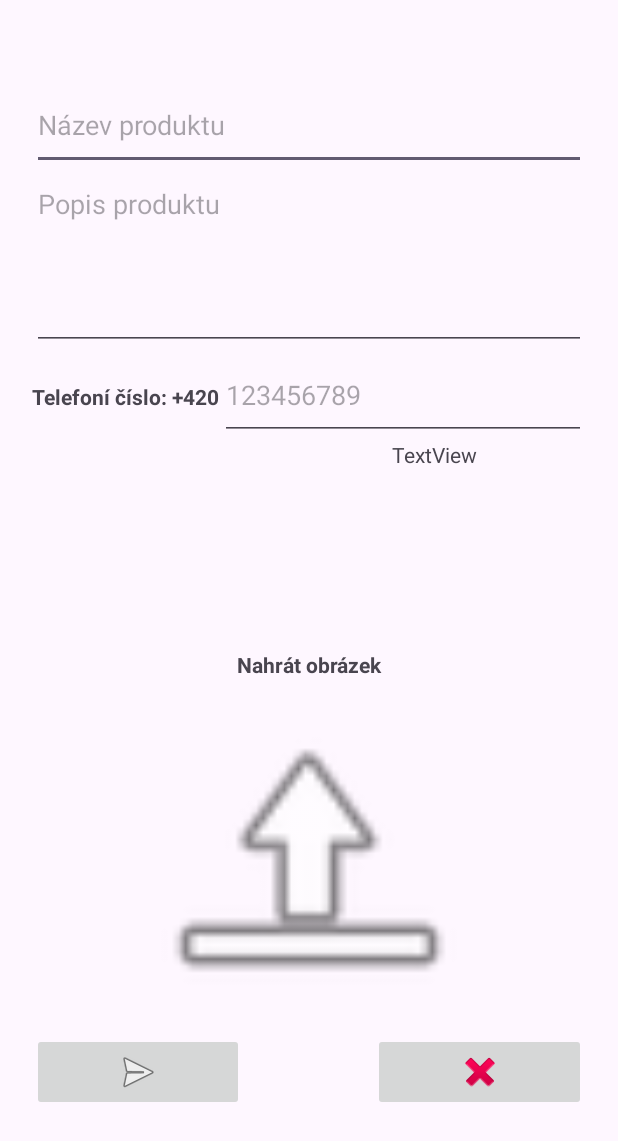
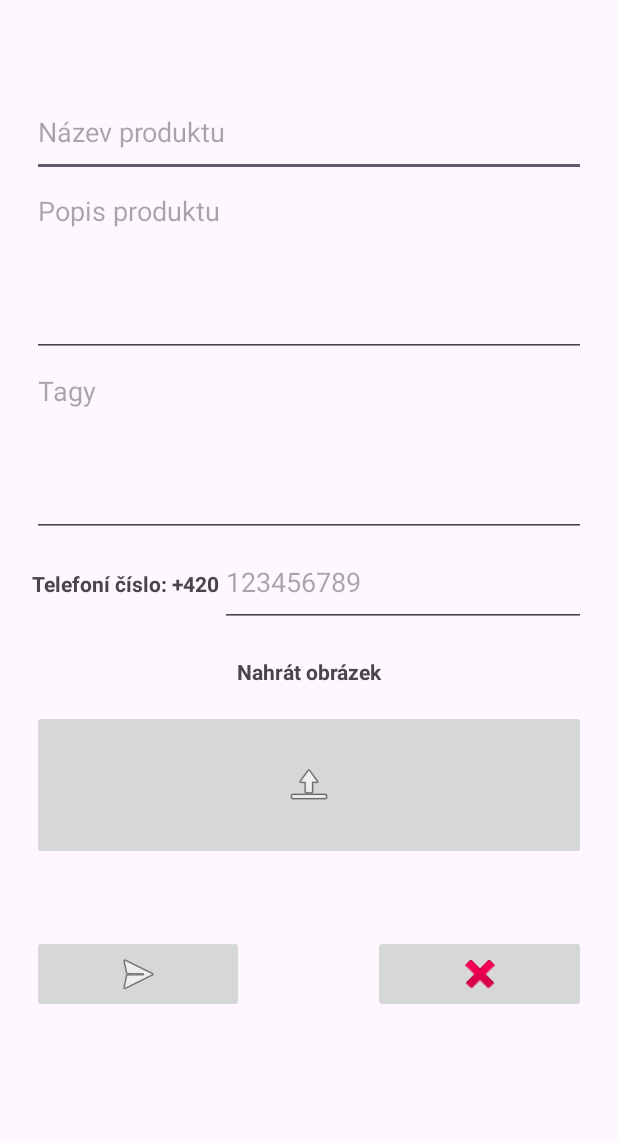
Before and after one commit to FrantaM4/UMTEProject2, an Android app: the AddActivity screen opened directly, with no data from a screen before it, on a phone screen of 412 x 824 dp. Shown: the top 1141 px of the screen. Run offline under Robolectric (Android 15) with nearby library versions, the phone set to English and light mode, and no system bars; our stand-ins replace Firebase (no records; nobody signed in at launch, a user with empty details on screens opened directly).

```diff
--- a/app/src/main/AndroidManifest.xml
+++ b/app/src/main/AndroidManifest.xml
@@ -12,6 +12,9 @@
         android:supportsRtl="true"
         android:theme="@style/Theme.QuickSellApp2"
         tools:targetApi="31">
+        <activity
+            android:name=".LoadActivity"
+            android:exported="false" />
         <activity
             android:name=".SettingsActivity"
             android:exported="false" />
--- a/app/src/main/java/cz/uhk/quicksellapp2/AddActivity.kt
+++ b/app/src/main/java/cz/uhk/quicksellapp2/AddActivity.kt
@@ -1,10 +1,20 @@
 package cz.uhk.quicksellapp2
 
+import android.content.ContentValues
+import android.content.ContentValues.TAG
+import android.content.Context
+import android.content.Intent
 import android.os.Bundle
+import android.util.Log
+import android.widget.Button
+import android.widget.EditText
+import android.widget.ImageButton
 import androidx.activity.enableEdgeToEdge
 import androidx.appcompat.app.AppCompatActivity
 import androidx.core.view.ViewCompat
 import androidx.core.view.WindowInsetsCompat
+import com.google.firebase.firestore.ktx.firestore
+import com.google.firebase.ktx.Firebase
 
 class AddActivity : AppCompatActivity() {
     override fun onCreate(savedInstanceState: Bundle?) {
@@ -16,5 +26,53 @@ class AddActivity : AppCompatActivity() {
             v.setPadding(systemBars.left, systemBars.top, systemBars.right, systemBars.bottom)
             insets
         }
+
+        val btnUploadDeal= findViewById<ImageButton>(R.id.buttonSaveDeal)
+        val btnCancelDeal= findViewById<ImageButton>(R.id.buttonCancelDeal)
+
+        btnCancelDeal.setOnClickListener{
+            val intent = Intent(this,MainDashboardActivity::class.java)
+            startActivity(intent)
+        }
+
+        val db = Firebase.firestore
+
+        val textDealName = findViewById<EditText>(R.id.textProductName)
+        val textDealDescription = findViewById<EditText>(R.id.textDescription)
+        val textTag = findViewById<EditText>(R.id.textTags)
+        val textPhoneNumber = findViewById<EditText>(R.id.textPhoneNumber)
+
+        val sharedPreferences = getSharedPreferences("MyPrefs", Context.MODE_PRIVATE)
+        val usernameString= sharedPreferences.getString("textUsername", "chyba")
+
+
+        btnUploadDeal.setOnClickListener{
+            val intent = Intent(this,LoadActivity::class.java)
+
+            val deal = hashMapOf(
+                //"username" to textUsername.text.toString(),
+                "dealName" to textDealName.text.toString(),
+                "dealDescription" to textDealDescription.text.toString(),
+                "tag" to textTag.text.toString(),
+                "phoneNumber" to textPhoneNumber.text.toString(),
+                "ownerUser" to usernameString
+
+            )
+
+            // Add a new document with a generated ID
+            db.collection("deals")
+                .add(deal)
+                .addOnSuccessListener { documentReference ->
+                    Log.d(ContentValues.TAG, "DocumentSnapshot added with ID: ${documentReference.id}")
+                }
+                .addOnFailureListener { e ->
+                    Log.w(ContentValues.TAG, "Error adding document", e)
+                }
+            startActivity(intent)
+        }
     }
+
+
+
+
 }
--- a/app/src/main/res/layout/activity_add.xml
+++ b/app/src/main/res/layout/activity_add.xml
@@ -19,14 +19,11 @@
         app:layout_constraintTop_toTopOf="parent"
         app:layout_constraintVertical_bias="0.5">
 
-        <Space
-            android:layout_width="match_parent"
-            android:layout_height="65dp" />
-
         <EditText
             android:id="@+id/textProductName"
             android:layout_width="match_parent"
             android:layout_height="60dp"
+            android:layout_marginTop="70dp"
             android:ems="10"
             android:hint="Název produktu"
             android:inputType="text" />
@@ -38,6 +35,15 @@
             android:ems="10"
             android:gravity="start|top"
             android:hint="Popis produktu"
+            android:inputType="textMultiLine" />
+
+        <EditText
+            android:id="@+id/textTags"
+            android:layout_width="match_parent"
+            android:layout_height="120dp"
+            android:ems="10"
+            android:gravity="start|top"
+            android:hint="Tagy"
             android:inputType="textMultiLine" />
 
         <LinearLayout
@@ -65,35 +71,26 @@
         <LinearLayout
             android:layout_width="match_parent"
             android:layout_height="wrap_content"
-            android:orientation="horizontal">
-
-            <com.google.android.material.chip.ChipGroup
-                android:layout_width="240dp"
-                android:layout_height="140dp">
-
-            </com.google.android.material.chip.ChipGroup>
-
-            <TextView
-                android:id="@+id/textView3"
-                android:layout_width="match_parent"
-                android:layout_height="match_parent"
-                android:layout_weight="1"
-                android:text="TextView" />
-        </LinearLayout>
+            android:orientation="horizontal"/>
 
         <TextView
             android:id="@+id/textView4"
             android:layout_width="match_parent"
             android:layout_height="30dp"
+            android:layout_marginTop="20dp"
             android:text="Nahrát obrázek"
             android:textAlignment="center"
             android:textStyle="bold" />
 
-        <ImageView
-            android:id="@+id/imageView"
+        <ImageButton
+            android:id="@+id/buttonImageUpload"
             android:layout_width="match_parent"
-            android:layout_height="225dp"
+            android:layout_height="100dp"
+            android:layout_marginTop="5dp"
+            android:layout_marginBottom="50dp"
+            android:contentDescription="uploadButton"
             app:srcCompat="@android:drawable/ic_menu_upload" />
+
 
         <LinearLayout
             android:layout_width="match_parent"
@@ -101,7 +98,7 @@
             android:orientation="horizontal">
 
             <ImageButton
-                android:id="@+id/imageButton"
+                android:id="@+id/buttonSaveDeal"
                 android:layout_width="wrap_content"
                 android:layout_height="wrap_content"
                 android:layout_weight="1"
@@ -114,7 +111,7 @@
                 android:layout_weight="1" />
 
             <ImageButton
-                android:id="@+id/imageButton2"
+                android:id="@+id/buttonCancelDeal"
                 android:layout_width="wrap_content"
                 android:layout_height="wrap_content"
                 android:layout_weight="1"
--- a/app/src/main/res/layout/card_view_desing.xml
+++ b/app/src/main/res/layout/card_view_desing.xml
@@ -23,11 +23,11 @@
             android:layout_marginLeft="15dp"
             android:text="Item"
 
-            android:textSize="20sp"
+            android:textSize="30sp"
             android:textStyle="bold" />
 
         <Space
-            android:layout_width="277dp"
+            android:layout_width="wrap_content"
             android:layout_height="14dp"
             android:layout_weight="1" />
 
@@ -35,7 +35,7 @@
             android:id="@+id/imageButton3"
             android:layout_width="60dp"
             android:layout_height="60dp"
-            android:layout_weight="1"
+            android:layout_weight="0.25"
             android:contentDescription="click"
             app:srcCompat="@android:drawable/ic_media_play" />
 
```
Also changed, not shown: app/src/main/java/cz/uhk/quicksellapp2/LoadActivity.kt (added, +51 -0 lines), app/src/main/java/cz/uhk/quicksellapp2/MainActivity.kt (+9 -3 lines), app/src/main/java/cz/uhk/quicksellapp2/MainDashboardActivity.kt (+17 -4 lines), app/src/main/res/layout/activity_load.xml (added, +21 -0 lines).
